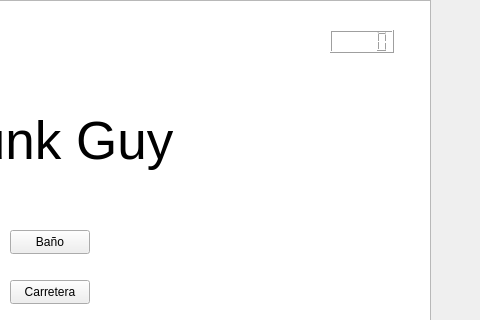
First picture: the form in codigo/Drunk_Guy/mainwindow.ui, repository sebas0122/proyectoinfoii, before the edit; both pictures show x 320 to 800 and y 0 to 320 of the 800 by 600 pixel window.
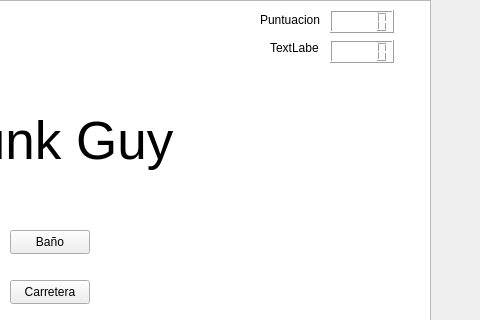
Second picture: the form after the edit.

Diff of the .ui file:
```diff
--- a/codigo/Drunk_Guy/mainwindow.ui
+++ b/codigo/Drunk_Guy/mainwindow.ui
@@ -85,12 +85,48 @@
     <property name="geometry">
      <rect>
       <x>650</x>
-      <y>30</y>
+      <y>10</y>
       <width>64</width>
       <height>23</height>
      </rect>
     </property>
    </widget>
+   <widget class="QLCDNumber" name="lcdNumber_2">
+    <property name="geometry">
+     <rect>
+      <x>650</x>
+      <y>40</y>
+      <width>64</width>
+      <height>23</height>
+     </rect>
+    </property>
+   </widget>
+   <widget class="QLabel" name="label_2">
+    <property name="geometry">
+     <rect>
+      <x>580</x>
+      <y>10</y>
+      <width>61</width>
+      <height>20</height>
+     </rect>
+    </property>
+    <property name="text">
+     <string>Puntuacion</string>
+    </property>
+   </widget>
+   <widget class="QLabel" name="label_3">
+    <property name="geometry">
+     <rect>
+      <x>590</x>
+      <y>40</y>
+      <width>49</width>
+      <height>16</height>
+     </rect>
+    </property>
+    <property name="text">
+     <string>TextLabel</string>
+    </property>
+   </widget>
   </widget>
   <widget class="QMenuBar" name="menubar">
    <property name="geometry">
```
